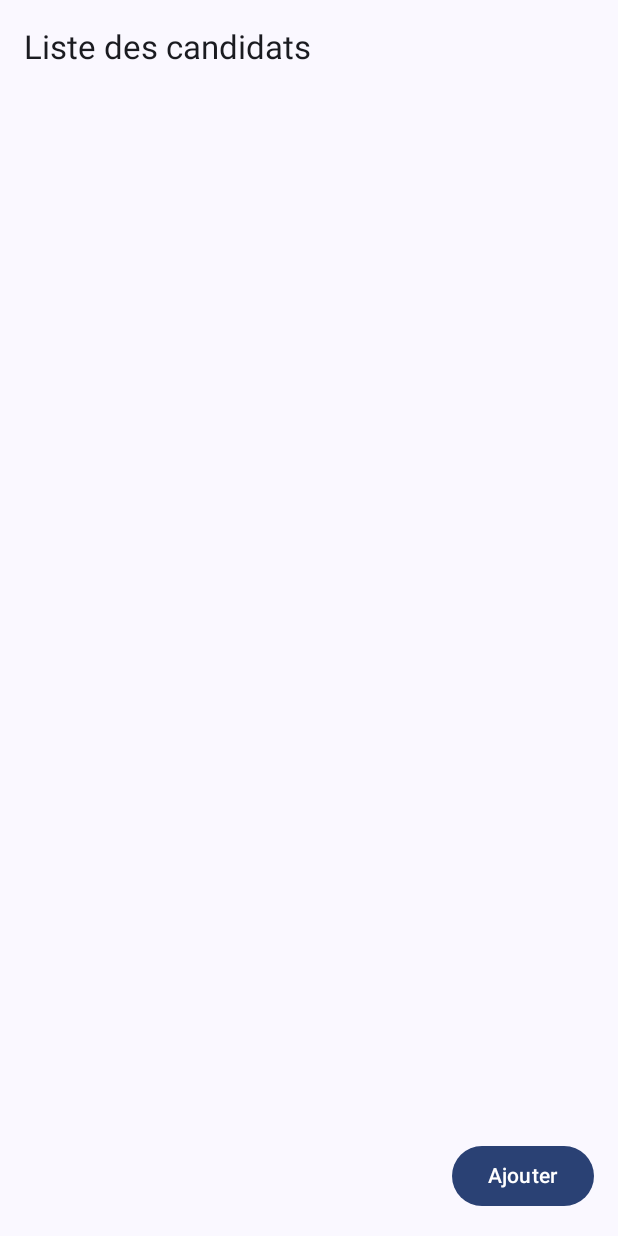
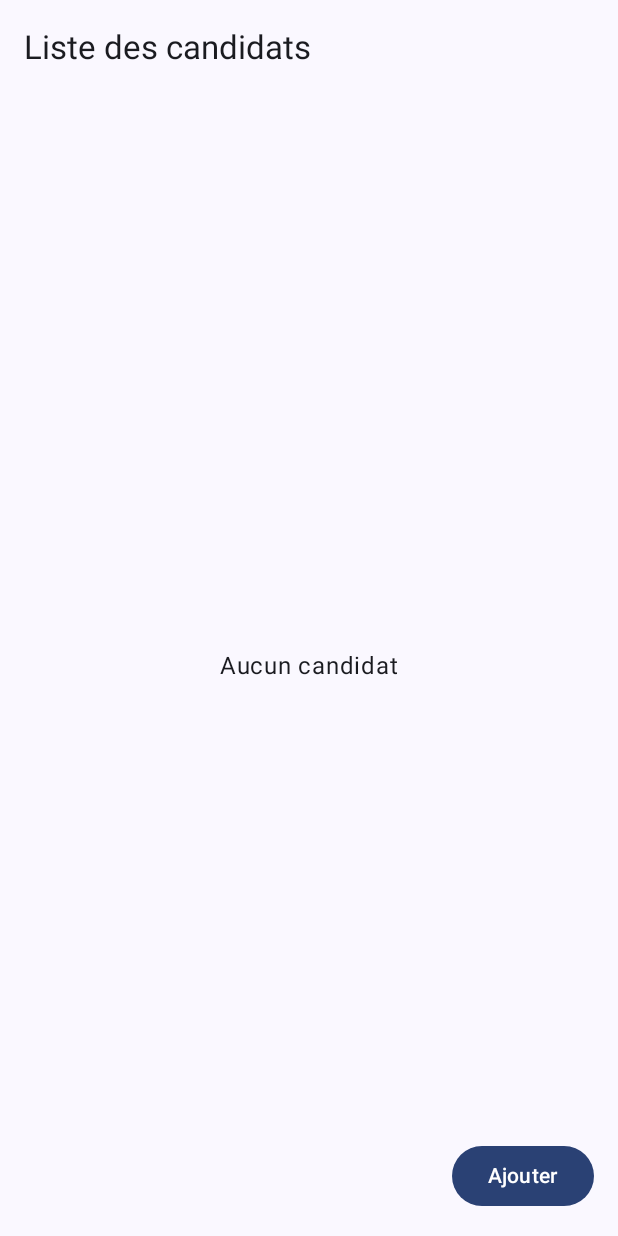
Before and after one commit to luisgarcia96/vitesse, an Android app built with Jetpack Compose: the screen it shows after launch (MainActivity), on a phone screen of 412 x 824 dp. Run offline under Robolectric (Android 15) with nearby library versions, the phone set to English and light mode, and no system bars; our stand-ins replace Room's generated code.

Commit message:
Display a message when there are no candidates to display

```diff
--- a/app/src/main/java/com/openclassrooms/vitesse/presentation/screens/candidates/list/CandidatesListScreen.kt
+++ b/app/src/main/java/com/openclassrooms/vitesse/presentation/screens/candidates/list/CandidatesListScreen.kt
@@ -1,6 +1,8 @@
 package com.openclassrooms.vitesse.presentation.screens.candidates.list
 
+import androidx.compose.foundation.layout.Box
 import androidx.compose.foundation.layout.PaddingValues
+import androidx.compose.foundation.layout.fillMaxSize
 import androidx.compose.foundation.layout.padding
 import androidx.compose.foundation.lazy.LazyColumn
 import androidx.compose.foundation.lazy.items
@@ -12,6 +14,7 @@ import androidx.compose.material3.TopAppBar
 import androidx.compose.runtime.Composable
 import androidx.compose.runtime.collectAsState
 import androidx.compose.runtime.getValue
+import androidx.compose.ui.Alignment
 import androidx.compose.ui.Modifier
 import androidx.compose.ui.unit.dp
 import com.openclassrooms.vitesse.data.dao.CandidateDao
@@ -35,6 +38,16 @@ fun CandidatesListScreen(
       }
     }
   ) { paddingValues ->
+    if (candidates.isEmpty()) {
+      Box(
+        modifier = Modifier
+          .padding(paddingValues)
+          .fillMaxSize(),
+        contentAlignment = Alignment.Center
+      ) {
+        Text("Aucun candidat")
+      }
+    } else {
       LazyColumn(
         modifier = Modifier.padding(paddingValues),
         contentPadding = PaddingValues(16.dp)
@@ -45,3 +58,4 @@ fun CandidatesListScreen(
       }
     }
   }
+}
```
Lines whose indentation alone changed are shown as unchanged.
